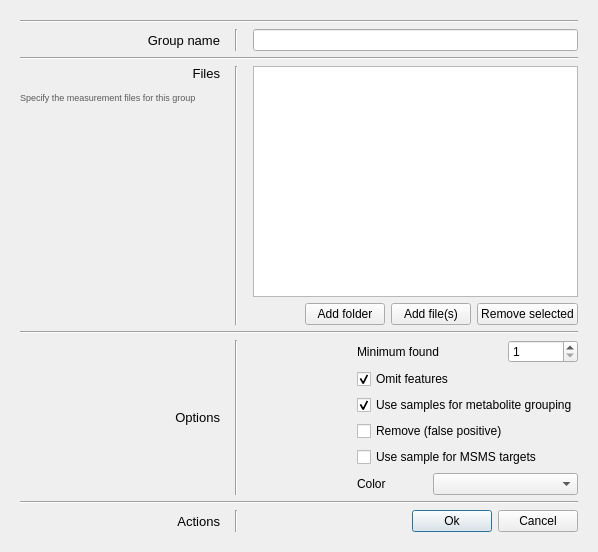
Old version of the form mePyGuis/guis/groupEditor.ui in the repository chrboku/MetExtract-II.
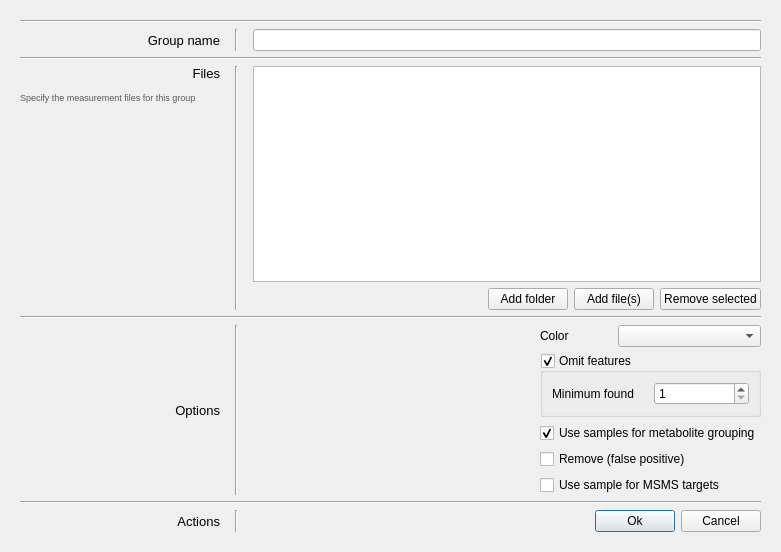
New version of the form.

The edit to the form file:
```diff
--- a/mePyGuis/guis/groupEditor.ui
+++ b/mePyGuis/guis/groupEditor.ui
@@ -6,7 +6,7 @@
    <rect>
     <x>0</x>
     <y>0</y>
-    <width>598</width>
+    <width>781</width>
     <height>552</height>
    </rect>
   </property>
@@ -357,85 +357,84 @@
      </item>
      <item row="7" column="4">
       <layout class="QGridLayout" name="gridLayout_3">
-       <item row="0" column="0">
-        <spacer name="horizontalSpacer_3">
-         <property name="orientation">
-          <enum>Qt::Horizontal</enum>
+       <item row="5" column="1" colspan="3">
+        <widget class="QCheckBox" name="useAsMSMSTarget">
+         <property name="text">
+          <string>Use sample for MSMS targets</string>
          </property>
-         <property name="sizeHint" stdset="0">
-          <size>
-           <width>40</width>
-           <height>20</height>
-          </size>
+        </widget>
+       </item>
+       <item row="4" column="1" colspan="3">
+        <widget class="QCheckBox" name="removeAsFalsePositive">
+         <property name="text">
+          <string>Remove (false positive)</string>
          </property>
-        </spacer>
+        </widget>
        </item>
-       <item row="0" column="3">
-        <widget class="QSpinBox" name="groupMinimumFound">
-         <property name="minimum">
-          <number>1</number>
+       <item row="3" column="1" colspan="3">
+        <widget class="QCheckBox" name="useForMetaboliteGrouping">
+         <property name="text">
+          <string>Use samples for metabolite grouping</string>
          </property>
-         <property name="maximum">
-          <number>999</number>
+         <property name="checked">
+          <bool>true</bool>
          </property>
-         <property name="value">
-          <number>1</number>
+        </widget>
+       </item>
+       <item row="1" column="1" rowspan="2" colspan="3">
+        <widget class="QGroupBox" name="omitFeatures">
+         <property name="title">
+          <string>Omit features</string>
          </property>
+         <property name="checkable">
+          <bool>true</bool>
+         </property>
+         <layout class="QGridLayout" name="gridLayout_4">
+          <item row="0" column="0">
+           <widget class="QLabel" name="label_4">
+            <property name="text">
+             <string>Minimum found </string>
+            </property>
+           </widget>
+          </item>
+          <item row="0" column="1">
+           <widget class="QSpinBox" name="groupMinimumFound">
+            <property name="minimum">
+             <number>1</number>
+            </property>
+            <property name="maximum">
+             <number>999</number>
+            </property>
+            <property name="value">
+             <number>1</number>
+            </property>
+           </widget>
+          </item>
+         </layout>
         </widget>
        </item>
-       <item row="5" column="2" colspan="2">
+       <item row="0" column="2" colspan="2">
         <widget class="QComboBox" name="colorsComboBox"/>
        </item>
-       <item row="5" column="1">
+       <item row="0" column="1">
         <widget class="QLabel" name="label_7">
          <property name="text">
           <string>Color</string>
          </property>
         </widget>
        </item>
-       <item row="0" column="1" colspan="2">
-        <widget class="QLabel" name="label_4">
-         <property name="text">
-          <string>Minimum found </string>
+       <item row="0" column="0" rowspan="6">
+        <spacer name="horizontalSpacer_3">
+         <property name="orientation">
+          <enum>Qt::Horizontal</enum>
          </property>
-        </widget>
-       </item>
-       <item row="1" column="1" colspan="3">
-        <widget class="QCheckBox" name="omitFeatures">
-         <property name="toolTip">
-          <string>&lt;html&gt;&lt;head/&gt;&lt;body&gt;&lt;p&gt;Feature pairs found in all groups less than &amp;quot;Min found&amp;quot; times are removed from the dataset. &lt;/p&gt;&lt;p&gt;The omit option should only be used for groups with native and labeled material and not for blanks. &lt;/p&gt;&lt;p&gt;If no groups uses the omit option, all features will remain in the dataset&lt;/p&gt;&lt;/body&gt;&lt;/html&gt;</string>
+         <property name="sizeHint" stdset="0">
+          <size>
+           <width>40</width>
+           <height>20</height>
+          </size>
          </property>
-         <property name="text">
-          <string>Omit features</string>
-         </property>
-         <property name="checked">
-          <bool>true</bool>
-         </property>
-        </widget>
-       </item>
-       <item row="2" column="1" colspan="3">
-        <widget class="QCheckBox" name="useForMetaboliteGrouping">
-         <property name="text">
-          <string>Use samples for metabolite grouping</string>
-         </property>
-         <property name="checked">
-          <bool>true</bool>
-         </property>
-        </widget>
-       </item>
-       <item row="3" column="1" colspan="3">
-        <widget class="QCheckBox" name="removeAsFalsePositive">
-         <property name="text">
-          <string>Remove (false positive)</string>
-         </property>
-        </widget>
-       </item>
-       <item row="4" column="1" colspan="3">
-        <widget class="QCheckBox" name="useAsMSMSTarget">
-         <property name="text">
-          <string>Use sample for MSMS targets</string>
-         </property>
-        </widget>
+        </spacer>
        </item>
       </layout>
      </item>
```
Left out of the diff: 14 changed lines with no effect on the pictures.
